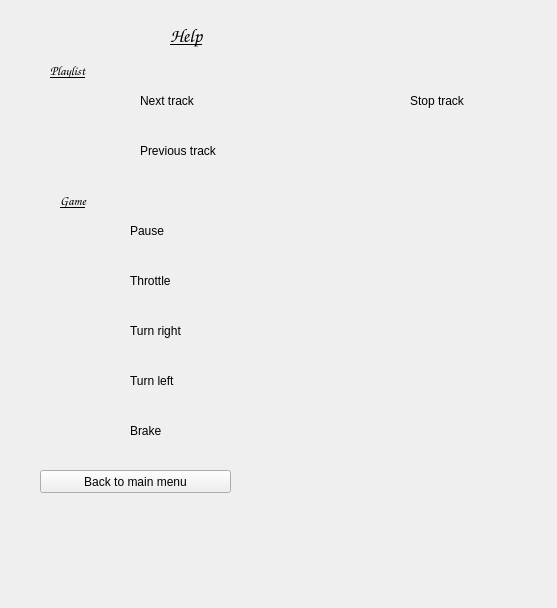
This is help.ui in DreamTeamHelha/SirtoliRacing as Qt 5 draws it before an edit. The edited form follows.
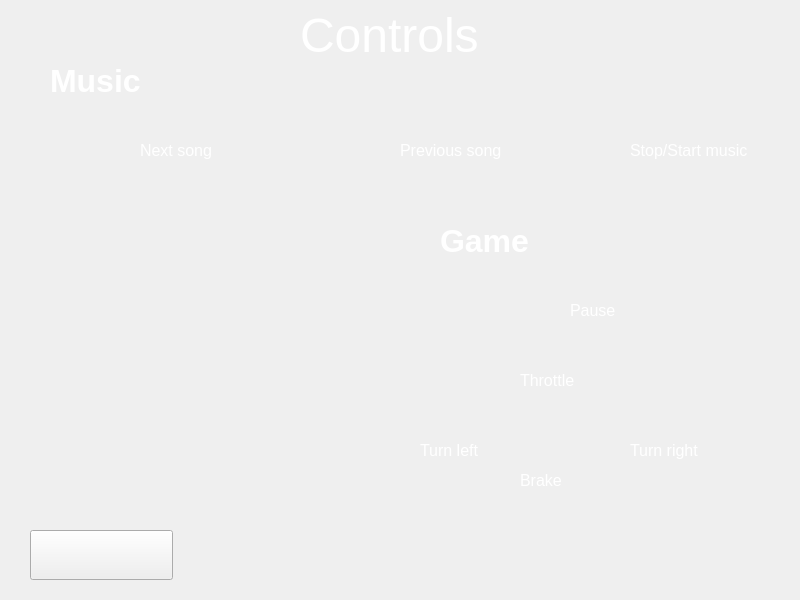
This is the edited form.

The edit to the form file:
```diff
--- a/help.ui
+++ b/help.ui
@@ -6,8 +6,8 @@
    <rect>
     <x>0</x>
     <y>0</y>
-    <width>557</width>
-    <height>608</height>
+    <width>800</width>
+    <height>600</height>
    </rect>
   </property>
   <property name="windowTitle">
@@ -16,12 +16,21 @@
   <widget class="QLabel" name="label">
    <property name="geometry">
     <rect>
-     <x>20</x>
-     <y>80</y>
+     <x>90</x>
+     <y>130</y>
      <width>61</width>
      <height>41</height>
     </rect>
    </property>
+   <property name="font">
+    <font>
+     <family>Leelawadee UI</family>
+     <pointsize>12</pointsize>
+    </font>
+   </property>
+   <property name="styleSheet">
+    <string notr="true">color:white;</string>
+   </property>
    <property name="text">
     <string/>
    </property>
@@ -30,37 +39,64 @@
    <property name="geometry">
     <rect>
      <x>140</x>
-     <y>90</y>
+     <y>140</y>
      <width>111</width>
      <height>21</height>
     </rect>
    </property>
+   <property name="font">
+    <font>
+     <family>Leelawadee UI</family>
+     <pointsize>12</pointsize>
+    </font>
+   </property>
+   <property name="styleSheet">
+    <string notr="true">color:white;</string>
+   </property>
    <property name="text">
-    <string>Next track</string>
+    <string>Next song</string>
    </property>
   </widget>
   <widget class="QLabel" name="label_4">
    <property name="geometry">
     <rect>
-     <x>140</x>
+     <x>400</x>
      <y>140</y>
      <width>111</width>
      <height>21</height>
     </rect>
    </property>
+   <property name="font">
+    <font>
+     <family>Leelawadee UI</family>
+     <pointsize>12</pointsize>
+    </font>
+   </property>
+   <property name="styleSheet">
+    <string notr="true">color:white;</string>
+   </property>
    <property name="text">
-    <string>Previous track</string>
+    <string>&lt;html&gt;&lt;head/&gt;&lt;body&gt;&lt;p&gt;Previous song&lt;/p&gt;&lt;/body&gt;&lt;/html&gt;</string>
    </property>
   </widget>
   <widget class="QLabel" name="label_5">
    <property name="geometry">
     <rect>
-     <x>20</x>
-     <y>210</y>
+     <x>510</x>
+     <y>290</y>
      <width>61</width>
      <height>41</height>
     </rect>
    </property>
+   <property name="font">
+    <font>
+     <family>Leelawadee UI</family>
+     <pointsize>12</pointsize>
+    </font>
+   </property>
+   <property name="styleSheet">
+    <string notr="true">color:white;</string>
+   </property>
    <property name="text">
     <string/>
    </property>
@@ -68,12 +104,21 @@
   <widget class="QLabel" name="label_6">
    <property name="geometry">
     <rect>
-     <x>130</x>
-     <y>220</y>
-     <width>111</width>
-     <height>21</height>
+     <x>570</x>
+     <y>300</y>
+     <width>81</width>
+     <height>20</height>
     </rect>
    </property>
+   <property name="font">
+    <font>
+     <family>Leelawadee UI</family>
+     <pointsize>12</pointsize>
+    </font>
+   </property>
+   <property name="styleSheet">
+    <string notr="true">color:white;</string>
+   </property>
    <property name="text">
     <string>Pause</string>
    </property>
@@ -81,12 +126,21 @@
   <widget class="QLabel" name="label_7">
    <property name="geometry">
     <rect>
-     <x>20</x>
-     <y>260</y>
-     <width>61</width>
-     <height>41</height>
+     <x>530</x>
+     <y>390</y>
+     <width>60</width>
+     <height>40</height>
     </rect>
    </property>
+   <property name="font">
+    <font>
+     <family>Leelawadee UI</family>
+     <pointsize>12</pointsize>
+    </font>
+   </property>
+   <property name="styleSheet">
+    <string notr="true">color:white;</string>
+   </property>
    <property name="text">
     <string/>
    </property>
@@ -94,12 +148,21 @@
   <widget class="QLabel" name="label_8">
    <property name="geometry">
     <rect>
-     <x>20</x>
-     <y>310</y>
+     <x>571</x>
+     <y>430</y>
      <width>61</width>
      <height>41</height>
     </rect>
    </property>
+   <property name="font">
+    <font>
+     <family>Leelawadee UI</family>
+     <pointsize>12</pointsize>
+    </font>
+   </property>
+   <property name="styleSheet">
+    <string notr="true">color:white;</string>
+   </property>
    <property name="text">
     <string/>
    </property>
@@ -107,12 +170,21 @@
   <widget class="QLabel" name="label_9">
    <property name="geometry">
     <rect>
-     <x>20</x>
-     <y>360</y>
+     <x>490</x>
+     <y>430</y>
      <width>61</width>
      <height>41</height>
     </rect>
    </property>
+   <property name="font">
+    <font>
+     <family>Leelawadee UI</family>
+     <pointsize>12</pointsize>
+    </font>
+   </property>
+   <property name="styleSheet">
+    <string notr="true">color:white;</string>
+   </property>
    <property name="text">
     <string/>
    </property>
@@ -120,12 +192,21 @@
   <widget class="QLabel" name="label_10">
    <property name="geometry">
     <rect>
-     <x>20</x>
-     <y>410</y>
+     <x>530</x>
+     <y>430</y>
      <width>61</width>
      <height>41</height>
     </rect>
    </property>
+   <property name="font">
+    <font>
+     <family>Leelawadee UI</family>
+     <pointsize>12</pointsize>
+    </font>
+   </property>
+   <property name="styleSheet">
+    <string notr="true">color:white;</string>
+   </property>
    <property name="text">
     <string/>
    </property>
@@ -133,12 +214,21 @@
   <widget class="QLabel" name="label_11">
    <property name="geometry">
     <rect>
-     <x>130</x>
-     <y>270</y>
+     <x>520</x>
+     <y>370</y>
      <width>111</width>
      <height>21</height>
     </rect>
    </property>
+   <property name="font">
+    <font>
+     <family>Leelawadee UI</family>
+     <pointsize>12</pointsize>
+    </font>
+   </property>
+   <property name="styleSheet">
+    <string notr="true">color:white;</string>
+   </property>
    <property name="text">
     <string>Throttle</string>
    </property>
@@ -146,12 +236,21 @@
   <widget class="QLabel" name="label_12">
    <property name="geometry">
     <rect>
-     <x>130</x>
-     <y>320</y>
-     <width>111</width>
+     <x>630</x>
+     <y>440</y>
+     <width>71</width>
      <height>21</height>
     </rect>
    </property>
+   <property name="font">
+    <font>
+     <family>Leelawadee UI</family>
+     <pointsize>12</pointsize>
+    </font>
+   </property>
+   <property name="styleSheet">
+    <string notr="true">color:white;</string>
+   </property>
    <property name="text">
     <string>Turn right</string>
    </property>
@@ -159,12 +258,21 @@
   <widget class="QLabel" name="label_13">
    <property name="geometry">
     <rect>
-     <x>130</x>
-     <y>370</y>
-     <width>111</width>
+     <x>420</x>
+     <y>440</y>
+     <width>61</width>
      <height>21</height>
     </rect>
    </property>
+   <property name="font">
+    <font>
+     <family>Leelawadee UI</family>
+     <pointsize>12</pointsize>
+    </font>
+   </property>
+   <property name="styleSheet">
+    <string notr="true">color:white;</string>
+   </property>
    <property name="text">
     <string>Turn left</string>
    </property>
@@ -172,12 +280,21 @@
   <widget class="QLabel" name="label_14">
    <property name="geometry">
     <rect>
-     <x>130</x>
-     <y>420</y>
+     <x>520</x>
+     <y>470</y>
      <width>111</width>
      <height>21</height>
     </rect>
    </property>
+   <property name="font">
+    <font>
+     <family>Leelawadee UI</family>
+     <pointsize>12</pointsize>
+    </font>
+   </property>
+   <property name="styleSheet">
+    <string notr="true">color:white;</string>
+   </property>
    <property name="text">
     <string>Brake</string>
    </property>
@@ -187,21 +304,24 @@
     <rect>
      <x>50</x>
      <y>60</y>
-     <width>131</width>
-     <height>21</height>
+     <width>141</width>
+     <height>41</height>
     </rect>
    </property>
    <property name="font">
     <font>
-     <family>Comic Sans MS</family>
-     <pointsize>10</pointsize>
+     <family>Leelawadee UI</family>
+     <pointsize>24</pointsize>
      <weight>75</weight>
      <bold>true</bold>
-     <underline>true</underline>
+     <underline>false</underline>
     </font>
    </property>
+   <property name="styleSheet">
+    <string notr="true">color:white;</string>
+   </property>
    <property name="text">
-    <string>Playlist</string>
+    <string>Music</string>
    </property>
    <property name="textFormat">
     <enum>Qt::PlainText</enum>
@@ -210,21 +330,24 @@
   <widget class="QLabel" name="label_16">
    <property name="geometry">
     <rect>
-     <x>60</x>
-     <y>190</y>
-     <width>131</width>
-     <height>21</height>
+     <x>440</x>
+     <y>220</y>
+     <width>161</width>
+     <height>41</height>
     </rect>
    </property>
    <property name="font">
     <font>
-     <family>Comic Sans MS</family>
-     <pointsize>10</pointsize>
+     <family>Leelawadee UI</family>
+     <pointsize>24</pointsize>
      <weight>75</weight>
      <bold>true</bold>
-     <underline>true</underline>
+     <underline>false</underline>
     </font>
    </property>
+   <property name="styleSheet">
+    <string notr="true">color:white;</string>
+   </property>
    <property name="text">
     <string>Game</string>
    </property>
@@ -232,37 +355,33 @@
   <widget class="QPushButton" name="pushButton">
    <property name="geometry">
     <rect>
-     <x>40</x>
-     <y>470</y>
-     <width>191</width>
-     <height>23</height>
+     <x>30</x>
+     <y>530</y>
+     <width>143</width>
+     <height>50</height>
     </rect>
    </property>
    <property name="text">
-    <string>Back to main menu</string>
+    <string/>
    </property>
   </widget>
   <widget class="QLabel" name="label_3">
    <property name="geometry">
     <rect>
-     <x>20</x>
+     <x>350</x>
      <y>130</y>
      <width>61</width>
      <height>41</height>
     </rect>
    </property>
-   <property name="text">
-    <string/>
+   <property name="font">
+    <font>
+     <family>Leelawadee UI</family>
+     <pointsize>12</pointsize>
+    </font>
    </property>
-  </widget>
-  <widget class="QLabel" name="label_17">
-   <property name="geometry">
-    <rect>
-     <x>290</x>
-     <y>140</y>
-     <width>61</width>
-     <height>41</height>
-    </rect>
+   <property name="styleSheet">
+    <string notr="true">color:white;</string>
    </property>
    <property name="text">
     <string/>
@@ -271,12 +390,21 @@
   <widget class="QLabel" name="label_18">
    <property name="geometry">
     <rect>
-     <x>290</x>
-     <y>80</y>
+     <x>580</x>
+     <y>130</y>
      <width>61</width>
      <height>41</height>
     </rect>
    </property>
+   <property name="font">
+    <font>
+     <family>Leelawadee UI</family>
+     <pointsize>12</pointsize>
+    </font>
+   </property>
+   <property name="styleSheet">
+    <string notr="true">color:white;</string>
+   </property>
    <property name="text">
     <string/>
    </property>
@@ -284,36 +412,49 @@
   <widget class="QLabel" name="label_19">
    <property name="geometry">
     <rect>
-     <x>410</x>
-     <y>90</y>
-     <width>111</width>
-     <height>21</height>
-    </rect>
-   </property>
-   <property name="text">
-    <string>Stop track</string>
-   </property>
-  </widget>
-  <widget class="QLabel" name="label_20">
-   <property name="geometry">
-    <rect>
-     <x>170</x>
-     <y>20</y>
+     <x>630</x>
+     <y>140</y>
      <width>121</width>
-     <height>31</height>
+     <height>21</height>
     </rect>
    </property>
    <property name="font">
     <font>
-     <family>Comic Sans MS</family>
-     <pointsize>14</pointsize>
-     <weight>75</weight>
-     <bold>true</bold>
-     <underline>true</underline>
+     <family>Leelawadee UI</family>
+     <pointsize>12</pointsize>
     </font>
    </property>
+   <property name="styleSheet">
+    <string notr="true">color:white;</string>
+   </property>
    <property name="text">
-    <string>Help</string>
+    <string>Stop/Start music</string>
+   </property>
+  </widget>
+  <widget class="QLabel" name="label_20">
+   <property name="geometry">
+    <rect>
+     <x>300</x>
+     <y>10</y>
+     <width>191</width>
+     <height>51</height>
+    </rect>
+   </property>
+   <property name="font">
+    <font>
+     <family>Leelawadee UI</family>
+     <pointsize>36</pointsize>
+     <weight>50</weight>
+     <bold>false</bold>
+     <underline>false</underline>
+     <kerning>true</kerning>
+    </font>
+   </property>
+   <property name="styleSheet">
+    <string notr="true">color:white;</string>
+   </property>
+   <property name="text">
+    <string>Controls</string>
    </property>
   </widget>
  </widget>
```
